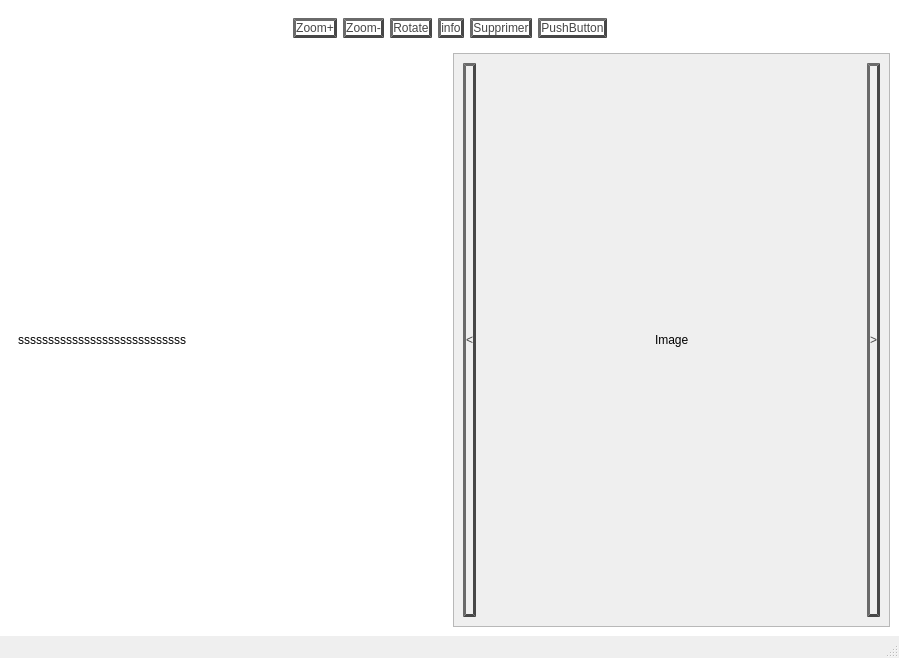
SebGonzalez/BibliothequePhoto, file viewer.ui: the form before one commit.
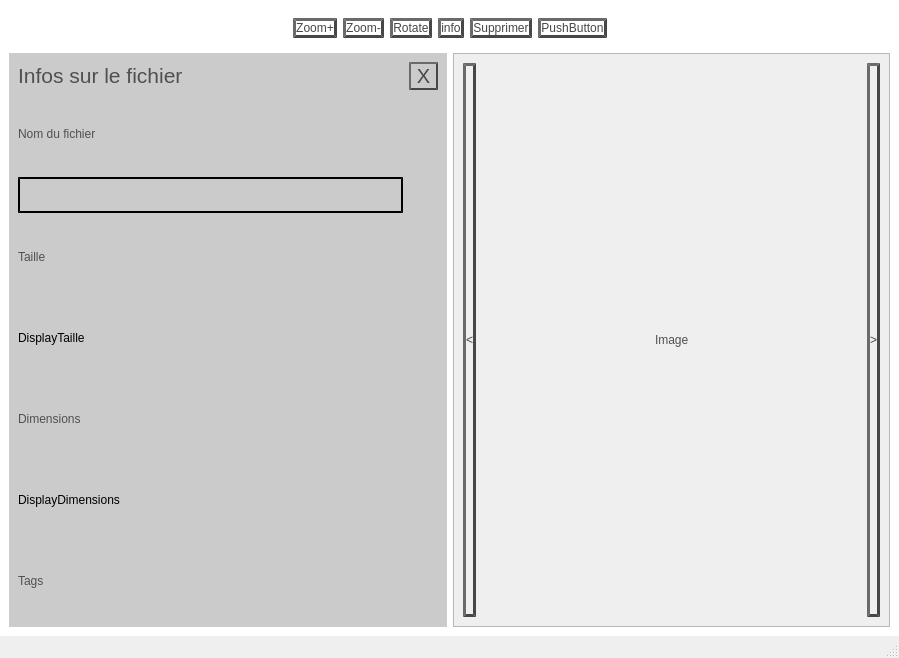
The form after the commit.

Commit message: début du travail sur l'infobar du viewer

```diff
--- a/viewer.ui
+++ b/viewer.ui
@@ -43,6 +43,37 @@
 	color: rgb(71, 71, 71);
 	border-style: outset;
 	border: none;
+}
+
+QLabel{
+	color: rgb(80, 80, 80);
+	font: 12pt &quot;Myriad Web Pro&quot;;
+}
+
+QWidget#infoMenu {
+	background-color: rgb(203, 203, 203);
+}
+
+QLineEdit {
+	color: black;
+	background-color:transparent;
+	border-style: outset;
+	border-width: 2px;
+	border-color: black;
+	padding: 8% 5% 8% 5%;
+}
+
+QLabel#size {
+	color: black;
+}
+
+QLabel#dimensions {
+	color: black;
+}
+
+QPushButton#quitButton {
+	font-size : 20px;
+	border-width: 2px;
 }</string>
   </property>
   <widget class="QWidget" name="centralwidget">
@@ -142,7 +173,7 @@
          <x>0</x>
          <y>0</y>
          <width>435</width>
-         <height>551</height>
+         <height>550</height>
         </rect>
        </property>
        <layout class="QHBoxLayout" name="horizontalLayout_4">
@@ -219,27 +250,74 @@
        <bool>true</bool>
       </property>
       <property name="sizePolicy">
-       <sizepolicy hsizetype="Ignored" vsizetype="Preferred">
+       <sizepolicy hsizetype="Minimum" vsizetype="Preferred">
         <horstretch>0</horstretch>
         <verstretch>0</verstretch>
        </sizepolicy>
       </property>
-      <layout class="QHBoxLayout" name="horizontalLayout_5">
-       <item>
-        <widget class="QLabel" name="label">
+      <layout class="QGridLayout" name="gridLayout_3">
+       <item row="2" column="0">
+        <widget class="QLabel" name="filename">
+         <property name="text">
+          <string>Nom du fichier</string>
+         </property>
+        </widget>
+       </item>
+       <item row="0" column="0">
+        <widget class="QLabel" name="header">
          <property name="sizePolicy">
-          <sizepolicy hsizetype="MinimumExpanding" vsizetype="Preferred">
+          <sizepolicy hsizetype="Preferred" vsizetype="Minimum">
            <horstretch>0</horstretch>
            <verstretch>0</verstretch>
           </sizepolicy>
          </property>
-         <property name="styleSheet">
-          <string notr="true">QLabel#label {
-	color:black;
-}</string>
+         <property name="text">
+          <string>&lt;html&gt;&lt;head/&gt;&lt;body&gt;&lt;p&gt;&lt;span style=&quot; font-size:16pt;&quot;&gt;Infos sur le fichier&lt;/span&gt;&lt;/p&gt;&lt;/body&gt;&lt;/html&gt;</string>
          </property>
+        </widget>
+       </item>
+       <item row="3" column="0">
+        <widget class="QLineEdit" name="lineEdit"/>
+       </item>
+       <item row="5" column="0">
+        <widget class="QLabel" name="size">
          <property name="text">
-          <string>ssssssssssssssssssssssssssss</string>
+          <string>DisplayTaille</string>
+         </property>
+        </widget>
+       </item>
+       <item row="8" column="0">
+        <widget class="QLabel" name="tagHeader">
+         <property name="text">
+          <string>Tags</string>
+         </property>
+        </widget>
+       </item>
+       <item row="4" column="0">
+        <widget class="QLabel" name="sizeHeader">
+         <property name="text">
+          <string>Taille</string>
+         </property>
+        </widget>
+       </item>
+       <item row="7" column="0">
+        <widget class="QLabel" name="dimensions">
+         <property name="text">
+          <string>DisplayDimensions</string>
+         </property>
+        </widget>
+       </item>
+       <item row="6" column="0">
+        <widget class="QLabel" name="dimensionsHeader">
+         <property name="text">
+          <string>Dimensions</string>
+         </property>
+        </widget>
+       </item>
+       <item row="0" column="1">
+        <widget class="QPushButton" name="quitButton">
+         <property name="text">
+          <string> X </string>
          </property>
         </widget>
        </item>
```
Left out of the diff: 2 changed lines with no effect on the pictures.
